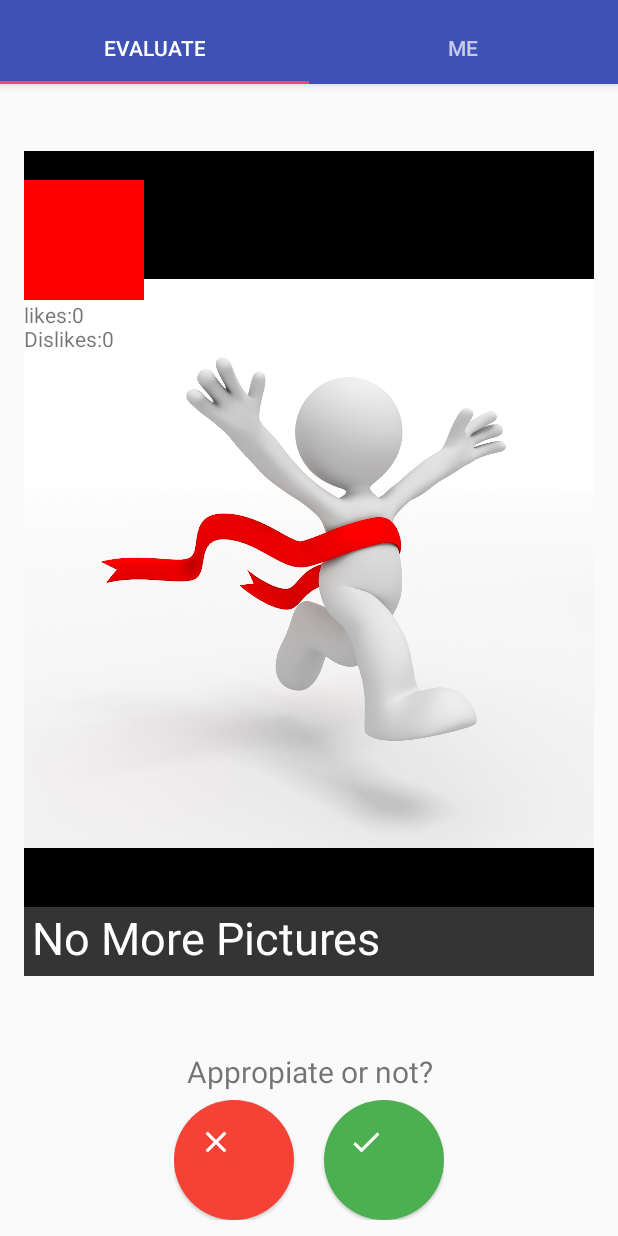
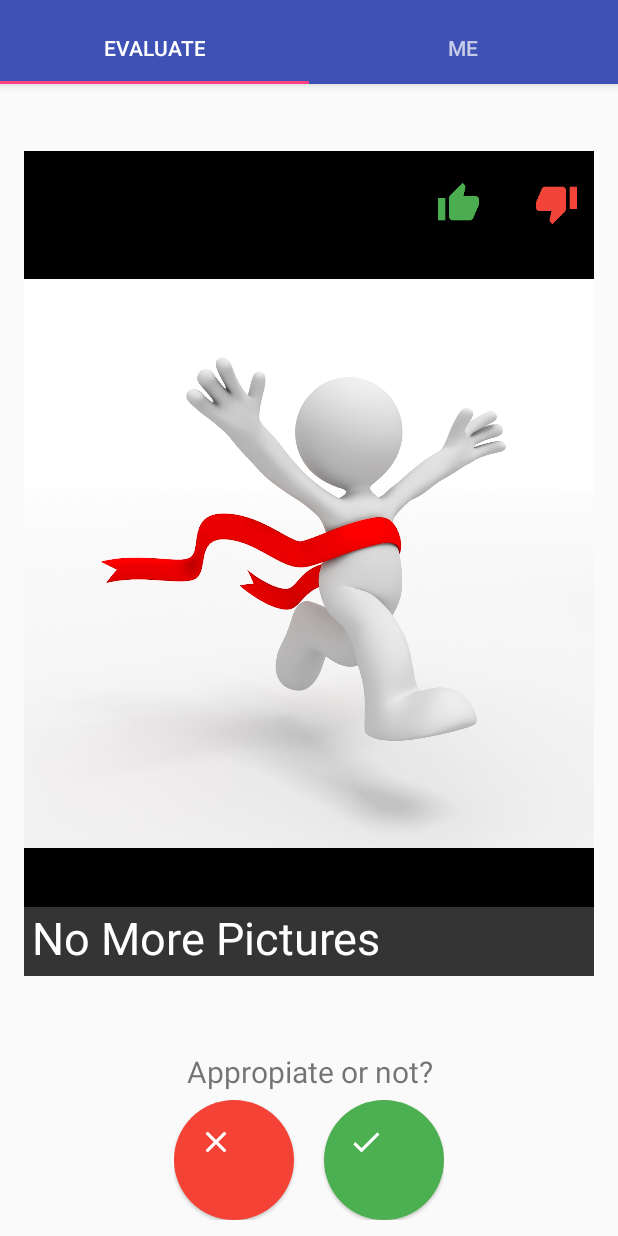
Before and after one commit to MHSCSClub/FBLA_MobileApp_2016_App, an Android app: the fragment MeFragmentPicture placed in its activity, on a phone screen of 412 x 824 dp. Run offline under Robolectric (Android 15) with nearby library versions, the phone set to English and light mode, and no system bars; network calls fail; pictures from the network do not load; 2 statements that could not run were skipped.

Commit message:
Improved me page

```diff
--- a/app/src/main/java/org/mamkschools/mhs/fbla_mobileapp_2016/MeFragmentPicture.java
+++ b/app/src/main/java/org/mamkschools/mhs/fbla_mobileapp_2016/MeFragmentPicture.java
@@ -26,7 +26,8 @@ public class MeFragmentPicture extends Fragment implements View.OnClickListener
     private String mParam2;
 
     private TextView title;
-    private TextView info;
+    private TextView ucount;
+    private TextView dcount;
 
     private ImageView image;
 
@@ -75,13 +76,12 @@ public class MeFragmentPicture extends Fragment implements View.OnClickListener
     public void onViewCreated(View view, Bundle savedInstanceState) {
         super.onViewCreated(view, savedInstanceState);
         title = (TextView) view.findViewById(R.id.TitleText);
-        info = (TextView) view.findViewById(R.id.infomation);
-        image = (ImageView) view.findViewById(R.id.imageProfile);
+        ucount = (TextView) view.findViewById(R.id.ucount);
+        dcount = (TextView) view.findViewById(R.id.dcount);
 
         title.setText(titles);
-        info.setText("likes:" + likes + "\n" + "Dislikes:" + dislikes);
-        new GetPicture().execute(pid);
-
+        ucount.setText("" + likes);
+        dcount.setText("" + dislikes);
     }
 
     public MeFragmentPicture() {
@@ -115,30 +115,4 @@ public class MeFragmentPicture extends Fragment implements View.OnClickListener
 
     }
 
-    private class GetPicture extends AsyncTask<Integer, Void, Boolean> {
-        SecureAPI picture = SecureAPI.getInstance(getContext());
-
-        @Override
-        protected Boolean doInBackground(Integer... params) {
-            try{
-                int pid = params[0];
-                util.log("picture/" + pid + "?authcode=" + Constants.AUTHCODE);
-                picture.HTTPSFETCHPIC("picture/" + pid + "?authcode=" + Constants.AUTHCODE, new File(location, "picture.jpg"));
-                imageData = getPictureBitmap(new File(location, "picture.jpg"));
-            }catch(Exception e){
-                util.log(e.getMessage());
-                return false;
-            }
-            return true;
-        }
-
-        @Override
-        protected void onPostExecute(Boolean v) {
-            if(v){
-                image.setImageBitmap(imageData);
-            }else{
-                util.log("Life will go on");
-            }
-        }
-    }
 }
--- a/app/src/main/res/layout/fragment_me_picture.xml
+++ b/app/src/main/res/layout/fragment_me_picture.xml
@@ -1,29 +1,77 @@
-<LinearLayout
+<RelativeLayout
     xmlns:android="http://schemas.android.com/apk/res/android"
     xmlns:tools="http://schemas.android.com/tools"
     android:orientation="vertical"
     android:layout_width="fill_parent"
-    android:layout_height="150dp"
+    android:layout_height="70dp"
     tools:context=".fragment_me"
     android:id="@+id/UploadImage">
 
     <TextView
-        android:layout_width="fill_parent"
-        android:layout_height="wrap_content"
+        android:layout_width="wrap_content"
+        android:layout_height="match_parent"
         android:id="@+id/TitleText"
-        android:text="title" />
+        android:text="title"
+        android:gravity="center"
+        android:layout_marginLeft="10dp"
+        android:layout_marginBottom="15dp"
+        android:textSize="35dp" />
+
+    <TextView
+        android:layout_width="wrap_content"
+        android:layout_height="match_parent"
+        android:id="@+id/date"
+        android:text="3 hours ago"
+        android:layout_alignParentBottom="true"
+        android:gravity="bottom|center"
+        android:layout_marginLeft="10dp"
+        android:layout_marginBottom="3dp"
+        android:textSize="18dp" />
+
 
     <ImageView
-        android:layout_width="80dp"
-        android:layout_height="80dp"
-        android:id="@+id/imageProfile"
-        android:src="#ff0000" />
+        android:id="@+id/downImage"
+        android:layout_width="wrap_content"
+        android:layout_height="match_parent"
+        android:adjustViewBounds="true"
+        android:src="@drawable/ic_thumb_down_rd_48dp"
+        android:layout_alignParentRight="true"
+        android:layout_alignParentEnd="true"
+        android:layout_marginBottom="20dp"
+        android:layout_marginTop="20dp"
+        android:layout_marginRight="10dp"
+        />
 
     <TextView
-        android:layout_width="fill_parent"
+        android:layout_width="wrap_content"
         android:layout_height="match_parent"
-        android:id="@+id/infomation"
-        android:text="title" />
+        android:id="@+id/dcount"
+        android:text="5"
+        android:layout_toLeftOf="@+id/downImage"
+        android:gravity="center"
+        android:layout_marginRight="5dp"
+        android:textSize="35dp" />
+
+    <ImageView
+        android:id="@+id/upImage"
+        android:layout_width="wrap_content"
+        android:layout_height="match_parent"
+        android:adjustViewBounds="true"
+        android:layout_toLeftOf="@+id/dcount"
+        android:layout_marginRight="10dp"
+        android:layout_marginBottom="20dp"
+        android:layout_marginTop="20dp"
+        android:src="@drawable/ic_thumb_up_green_48dp" />
+
+    <TextView
+        android:layout_width="wrap_content"
+        android:layout_height="match_parent"
+        android:id="@+id/ucount"
+        android:text="5"
+        android:layout_toLeftOf="@+id/upImage"
+        android:gravity="center"
+        android:layout_marginRight="5dp"
+        android:textSize="35dp" />
 
 
-</LinearLayout>
+</RelativeLayout>
```
Also changed, not shown: app/src/main/res/drawable-hdpi/ic_thumb_down_rd_48dp.png (added), app/src/main/res/drawable-hdpi/ic_thumb_up_green_48dp.png (added).
